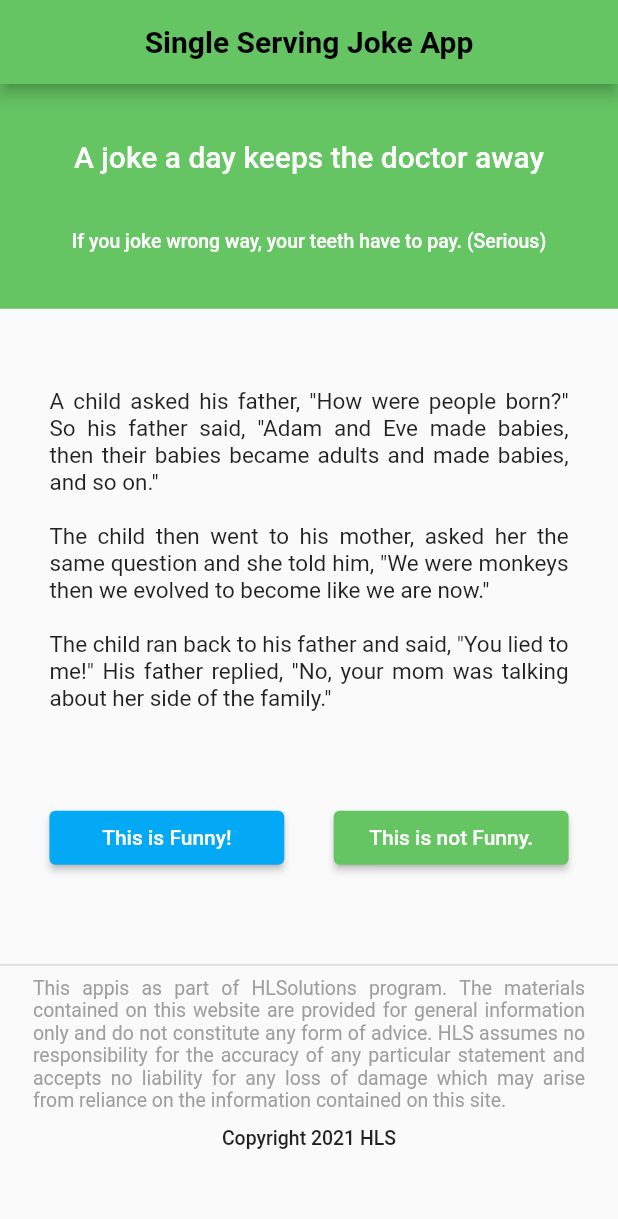
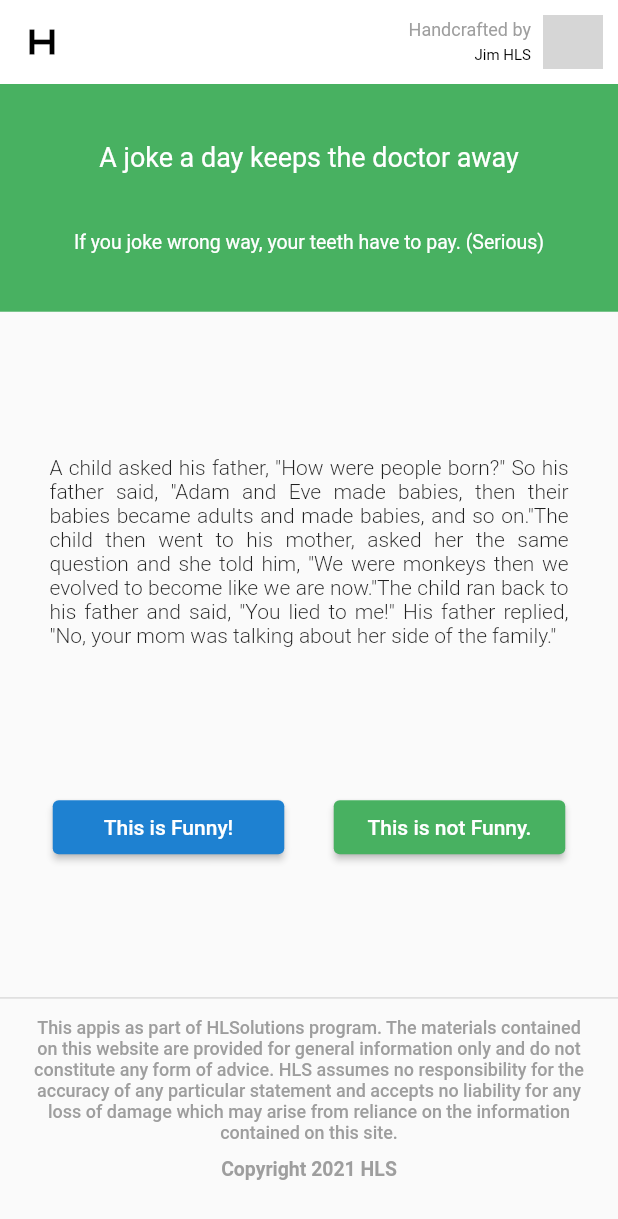
Before and after one commit to T-qa/hls-interview-test, a Flutter app: the screen it shows after launch, on a phone screen of 412 x 824 dp. Shown: the top 1219 px of the screen. Run offline on Flutter 3.47's test engine with Material 2 defaults, Android fonts, the phone set to English and light mode, and no system bars; our stand-ins replace flutter_screenutil, sqflite; accounts and stored records are empty; network calls fail; grey boxes are pictures that could not be loaded.

Commit message:
style(mobile): adjust color palette and typography

```diff
--- a/Mobile/joke_single_serving_app/lib/constants/app_constant.dart
+++ b/Mobile/joke_single_serving_app/lib/constants/app_constant.dart
@@ -6,7 +6,7 @@ class AppConstants {
       'That\'s all the jokes for today! Come back another day!';
   static const String copyRightMessage =
       'This appis as part of HLSolutions program. The materials contained on this website are provided for general information only and do not constitute any form of advice. HLS assumes no responsibility for the accuracy of any particular statement and accepts no liability for any loss of damage which may arise from reliance on the information contained on this site.';
-  static const Color green = Color.fromARGB(255, 101, 197, 99);
-  static const Color blue = Colors.lightBlue;
+  static const Color green = Color.fromARGB(255, 72, 177, 97);
+  static const Color blue = Color.fromARGB(255, 30, 129, 209);
   static const Color white = Colors.white;
 }
--- a/Mobile/joke_single_serving_app/lib/main.dart
+++ b/Mobile/joke_single_serving_app/lib/main.dart
@@ -14,7 +14,6 @@ class JokeSingleServingApp extends StatelessWidget {
   Widget build(BuildContext context) {
     return const MaterialApp(
       debugShowCheckedModeBanner: false,
-      title: 'Joke App',
       home: JokeHomePage(),
     );
   }
--- a/Mobile/joke_single_serving_app/lib/services/joke_service.dart
+++ b/Mobile/joke_single_serving_app/lib/services/joke_service.dart
@@ -40,7 +40,7 @@ class JokeService {
         Joke(
           id: 1,
           text:
-              'A child asked his father, "How were people born?" So his father said, "Adam and Eve made babies, then their babies became adults and made babies, and so on."\n\nThe child then went to his mother, asked her the same question and she told him, "We were monkeys then we evolved to become like we are now."\n\nThe child ran back to his father and said, "You lied to me!" His father replied, "No, your mom was talking about her side of the family."',
+              'A child asked his father, "How were people born?" So his father said, "Adam and Eve made babies, then their babies became adults and made babies, and so on."The child then went to his mother, asked her the same question and she told him, "We were monkeys then we evolved to become like we are now."The child ran back to his father and said, "You lied to me!" His father replied, "No, your mom was talking about her side of the family."',
         ),
         Joke(
           id: 2,
--- a/Mobile/joke_single_serving_app/lib/views/joke_homepage.dart
+++ b/Mobile/joke_single_serving_app/lib/views/joke_homepage.dart
@@ -15,15 +15,52 @@ class _JokeHomePageState extends State<JokeHomePage> {
     return SafeArea(
       child: Scaffold(
         appBar: AppBar(
-          title: const Text(
-            AppConstants.appName,
-            style: TextStyle(
+          leading: Container(
+            padding: const EdgeInsets.all(8),
+            child: const Icon(
+              Icons.h_mobiledata_outlined,
+              size: 40,
               color: Colors.black,
-              fontWeight: FontWeight.bold,
             ),
           ),
+          actions: const [
+            Padding(
+              padding: EdgeInsets.all(10.0),
+              child: Row(
+                children: [
+                  Column(
+                    mainAxisAlignment: MainAxisAlignment.center,
+                    crossAxisAlignment: CrossAxisAlignment.end,
+                    children: [
+                      Text(
+                        'Handcrafted by',
+                        style: TextStyle(
+                          fontSize: 12,
+                          color: Colors.grey,
+                        ),
+                      ),
+                      SizedBox(height: 4),
+                      Text(
+                        'Jim HLS',
+                        style: TextStyle(
+                          fontSize: 10,
+                          color: Colors.black,
+                        ),
+                      ),
+                    ],
+                  ),
+                  SizedBox(width: 8),
+                  CircleAvatar(
+                    backgroundImage: NetworkImage(
+                        'https://cdn.quotesgram.com/img/97/60/1409672537-Smile-Quotes-Graphics-157.jpg'),
+                  ),
+                ],
+              ),
+            ),
+          ],
           centerTitle: true,
-          backgroundColor: AppConstants.green,
+          backgroundColor: AppConstants.white,
+          elevation: 0,
         ),
         body: const JokeView(),
       ),
--- a/Mobile/joke_single_serving_app/lib/views/joke_view.dart
+++ b/Mobile/joke_single_serving_app/lib/views/joke_view.dart
@@ -59,7 +59,7 @@ class _JokeViewState extends State<JokeView> {
     return Column(
       children: [
         Container(
-          height: 150.h,
+          height: 152.h,
           width: double.infinity,
           decoration: const BoxDecoration(color: AppConstants.green),
           child: Column(
@@ -69,8 +69,8 @@ class _JokeViewState extends State<JokeView> {
                 'A joke a day keeps the doctor away',
                 style: TextStyle(
                   color: AppConstants.white,
-                  fontSize: 20.sp,
-                  fontWeight: FontWeight.w500,
+                  fontSize: 18.sp,
+                  fontWeight: FontWeight.w400,
                 ),
               ),
               Text(
@@ -78,7 +78,7 @@ class _JokeViewState extends State<JokeView> {
                 style: TextStyle(
                   color: AppConstants.white,
                   fontSize: 13.sp,
-                  fontWeight: FontWeight.w500,
+                  fontWeight: FontWeight.w400,
                 ),
               ),
             ],
@@ -86,7 +86,7 @@ class _JokeViewState extends State<JokeView> {
         ),
         _currentJoke != null
             ? Container(
-                height: 430.h,
+                height: 450.h,
                 padding: EdgeInsets.symmetric(
                   horizontal: 20.w,
                 ),
@@ -101,14 +101,21 @@ class _JokeViewState extends State<JokeView> {
                       width: 350.w,
                       child: Text(
                         _currentJoke!.text,
-                        style: TextStyle(fontSize: 15.sp),
+                        style: TextStyle(
+                          fontSize: 14.sp,
+                          fontWeight: FontWeight.w300,
+                        ),
                         textAlign: TextAlign.justify,
                       ),
                     ),
-                    Padding(
+                    SizedBox(
+                      height: 50.h,
+                    ),
+                    Container(
+                      height: 80.h,
                       padding: EdgeInsets.symmetric(
-                        horizontal: 10.w,
-                        vertical: 30.h,
+                        horizontal: 12.w,
+                        vertical: 10.h,
                       ),
                       child: Row(
                         mainAxisAlignment: MainAxisAlignment.center,
@@ -137,7 +144,7 @@ class _JokeViewState extends State<JokeView> {
                 ),
               )
             : Container(
-                height: 430.h,
+                height: 450.h,
                 padding: EdgeInsets.symmetric(
                   horizontal: 20.w,
                 ),
@@ -171,8 +178,9 @@ class _JokeViewState extends State<JokeView> {
               ),
         const Divider(thickness: 1),
         Container(
-          height: 130.h,
+          height: 120.h,
           padding: EdgeInsets.symmetric(
+            vertical: 5.h,
             horizontal: 20.w,
           ),
           child: Column(
@@ -181,10 +189,10 @@ class _JokeViewState extends State<JokeView> {
                 AppConstants.copyRightMessage,
                 style: TextStyle(
                   color: Colors.grey,
-                  fontSize: 13.sp,
-                  fontWeight: FontWeight.w400,
+                  fontSize: 12.sp,
+                  fontWeight: FontWeight.w500,
                 ),
-                textAlign: TextAlign.justify,
+                textAlign: TextAlign.center,
               ),
               SizedBox(
                 height: 10.h,
@@ -193,7 +201,8 @@ class _JokeViewState extends State<JokeView> {
                 'Copyright 2021 HLS',
                 style: TextStyle(
                   fontSize: 13.sp,
-                  fontWeight: FontWeight.w500,
+                  color: Colors.grey,
+                  fontWeight: FontWeight.w600,
                 ),
               ),
             ],
```
